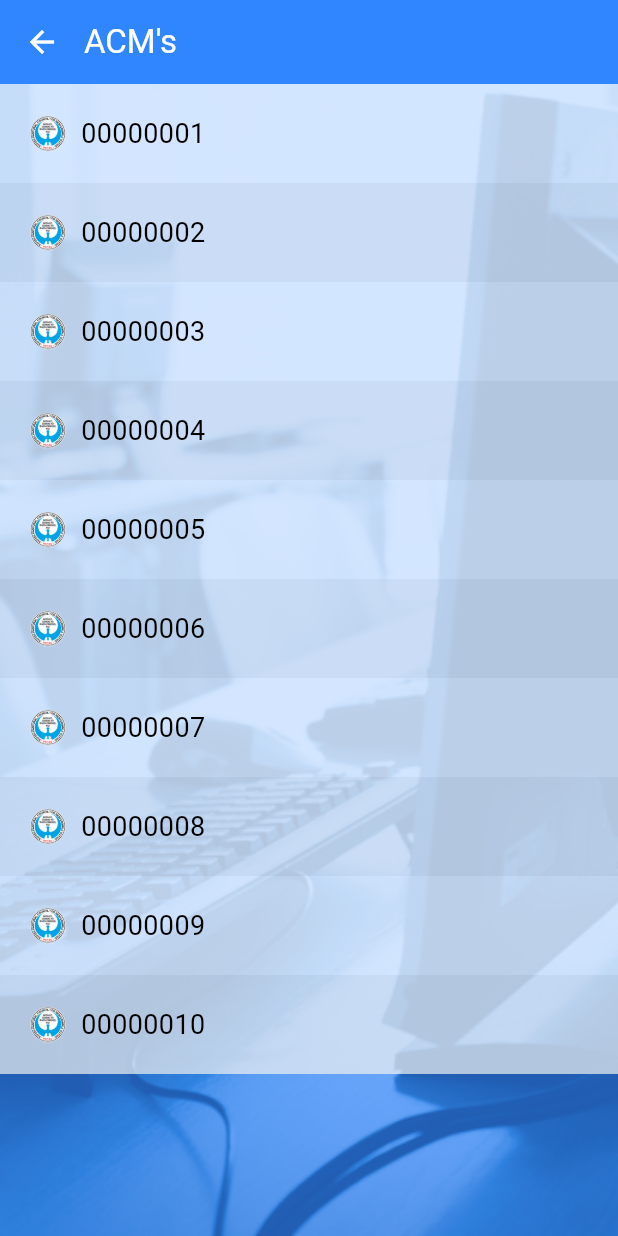
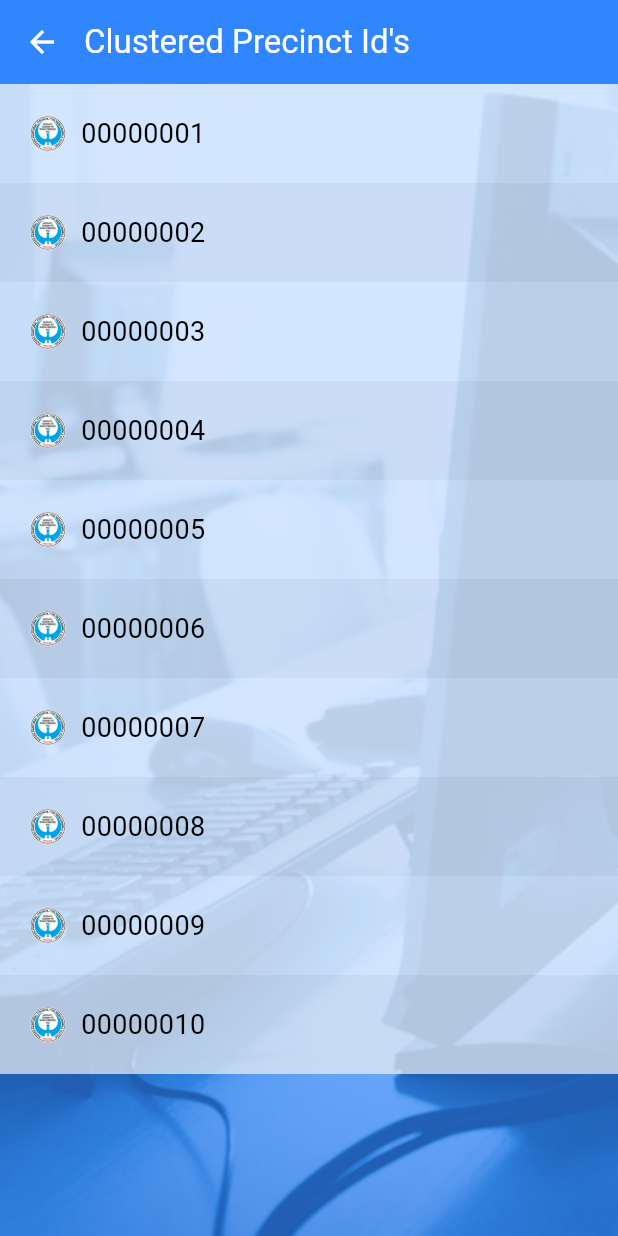
Before and after one commit to Faciliteq-Admin/ppcrv-eleksyon-mobile-beta, a Flutter app: the AcmScreen screen opened directly, on a phone screen of 412 x 824 dp. Run offline on Flutter 3.47's test engine with Material 3 defaults, Android fonts, the phone set to English and light mode, and no system bars; our stand-ins replace dio, flutter_svg, loader_overlay, toastification; missing offline and left inert: qr_code_scanner_plus.

Commit message:
change acm to precinct id

```diff
--- a/lib/screens/acm_screen.dart
+++ b/lib/screens/acm_screen.dart
@@ -40,7 +40,10 @@ class _AcmScreenState extends State<AcmScreen> {
           appBar: AppBar(
             backgroundColor: blueColor,
             iconTheme: IconThemeData(color: whiteColor),
-            title: Text('ACM\u0027s', style: TextStyle(color: whiteColor)),
+            title: Text(
+              'Clustered Precinct Id\u0027s',
+              style: TextStyle(color: whiteColor),
+            ),
             titleSpacing: 0,
           ),
           body: ListView.builder(
--- a/lib/screens/home_screen.dart
+++ b/lib/screens/home_screen.dart
@@ -43,7 +43,7 @@ class _HomeScreenState extends State<HomeScreen> {
                 ),
                 const SizedBox(height: 30),
                 primaryButton(
-                  text: 'ACM\u0027s',
+                  text: 'Clustered Precinct Id\u0027s',
                   onPressed: () async {
                     toACMScreen(context);
                   },
```
